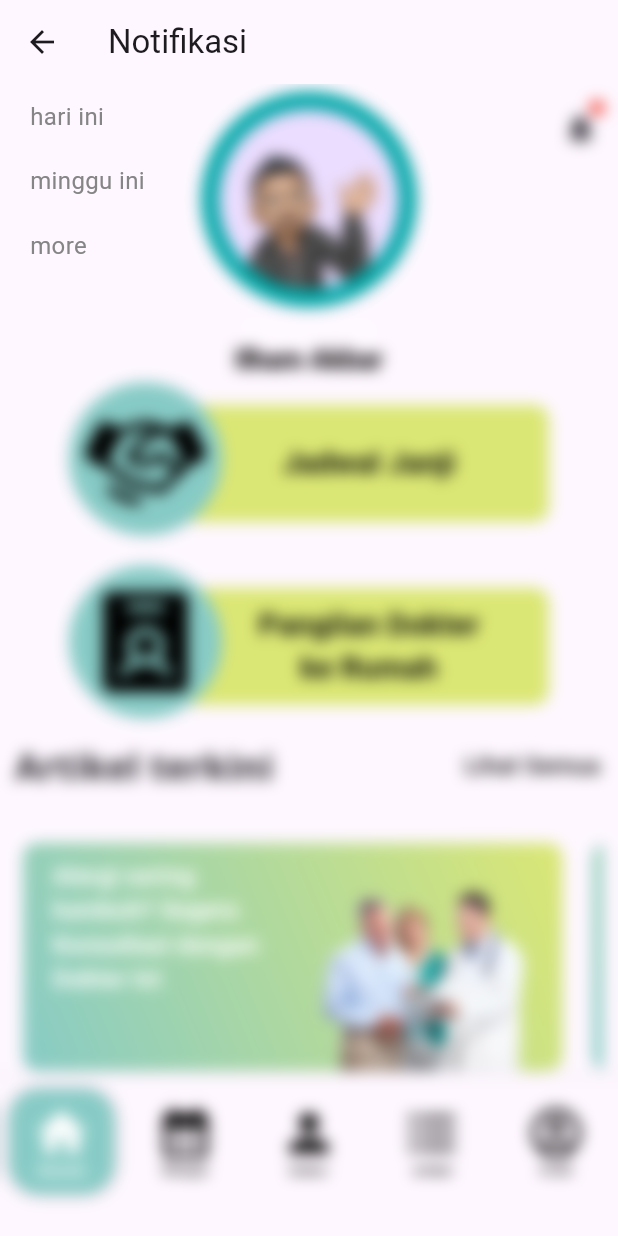
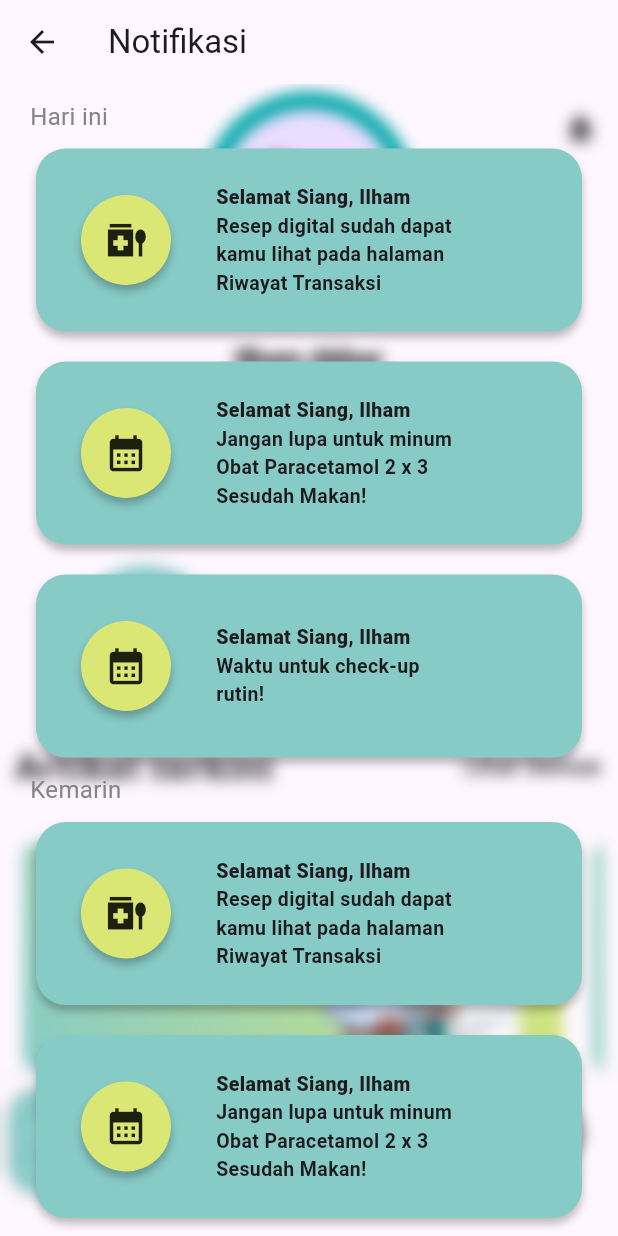
Before and after one commit to shinshARK/medifast, a Flutter app: the notifikasi_blur screen opened directly, on a phone screen of 412 x 824 dp. Run offline on Flutter 3.47's test engine with Material 3 defaults, Android fonts, the phone set to English and light mode, and no system bars; our stand-ins replace flutter_rating_bar, google_fonts.

Commit message:
fix : tanda notifikasi dan data notifikasi

```diff
--- /dev/null
+++ b/lib/models/notifikasi_model.dart
@@ -0,0 +1,41 @@
+import 'package:flutter/material.dart';
+
+class NotifikasiModel{
+  String keterangan;
+  String tanggal;
+  IconData icon;
+  bool status;
+  String selisih;
+
+
+  NotifikasiModel({
+    required this.keterangan,
+    required this.tanggal,
+    required this.icon,
+    required this.status,
+    required this.selisih
+  });
+
+
+  void updatewaktu(String newValue) {
+    selisih = newValue;
+  }
+}
+DateTime waktuSekarang = DateTime.now();
+DateTime kemarin = waktuSekarang.subtract(const Duration(days: 1));
+DateTime mingguIni = waktuSekarang.subtract(const Duration(days: 3));
+DateTime semingguLebih = waktuSekarang.subtract(const Duration(days: 8));
+
+var datanotifikasi = [
+  NotifikasiModel(keterangan: "Resep digital sudah dapat kamu lihat pada halaman\nRiwayat Transaksi", tanggal: waktuSekarang.toString(), icon: Icons.medication_liquid_outlined, status: false,selisih: ""),
+  NotifikasiModel(keterangan: "Jangan lupa untuk minum Obat Paracetamol 2 x 3\nSesudah Makan!", tanggal: waktuSekarang.subtract(const Duration(hours: 2)).toString(), icon: Icons.calendar_month, status: false,selisih: ""),
+  NotifikasiModel(keterangan: "Waktu untuk check-up rutin!", tanggal: waktuSekarang.subtract(const Duration(hours: 4)).toString(), icon: Icons.calendar_month, status: false,selisih: ""),
+  NotifikasiModel(keterangan: "Resep digital sudah dapat kamu lihat pada halaman\nRiwayat Transaksi", tanggal: kemarin.toString(), icon: Icons.medication_liquid_outlined, status: false,selisih: ""),
+  NotifikasiModel(keterangan: "Jangan lupa untuk minum Obat Paracetamol 2 x 3\nSesudah Makan!", tanggal: kemarin.subtract(const Duration(hours: 2)).toString(), icon: Icons.calendar_month, status: false,selisih: ""),
+  NotifikasiModel(keterangan: "Waktu untuk check-up rutin!", tanggal: kemarin.subtract(const Duration(hours: 4)).toString(), icon: Icons.calendar_month, status: false,selisih: ""),
+  NotifikasiModel(keterangan: "Resep digital sudah dapat kamu lihat pada halaman\nRiwayat Transaksi", tanggal: mingguIni.toString(), icon: Icons.medication_liquid_outlined, status: false,selisih: ""),
+  NotifikasiModel(keterangan: "Jangan lupa untuk minum Obat Paracetamol 2 x 3\nSesudah Makan!", tanggal: mingguIni.subtract(const Duration(days: 1)).toString(), icon: Icons.calendar_month, status: false,selisih: ""),
+  NotifikasiModel(keterangan: "Resep digital sudah dapat kamu lihat pada halaman\nRiwayat Transaksi", tanggal: semingguLebih.toString(), icon: Icons.medication_liquid_outlined, status: false,selisih: ""),
+  NotifikasiModel(keterangan: "Jangan lupa untuk minum Obat Paracetamol 2 x 3\nSesudah Makan!", tanggal: semingguLebih.subtract(const Duration(days: 1)).toString(), icon: Icons.calendar_month, status: false,selisih: ""),
+  NotifikasiModel(keterangan: "Waktu untuk check-up rutin!", tanggal: semingguLebih.subtract(const Duration(days: 2)).toString(), icon: Icons.calendar_month, status: false,selisih: ""),
+];
--- a/lib/screens/home_screen.dart
+++ b/lib/screens/home_screen.dart
@@ -3,6 +3,7 @@ import 'package:google_fonts/google_fonts.dart';
 import 'package:rumah_sakit/screens/notifikasi_blur.dart';
 import 'package:rumah_sakit/components/bottomNavigasiBar.dart';
 import 'package:rumah_sakit/components/highlight.dart';
+import 'package:rumah_sakit/models/notifikasi_model.dart';
 import 'dart:async';
 
 // ignore: must_be_immutable, camel_case_types
@@ -86,6 +87,7 @@ class _home_screenState extends State<home_screen> {
               const SizedBox(
                 height: 5,
               ),
+
               RichText(
                   textAlign: TextAlign.center,
                   text: TextSpan(
@@ -242,13 +244,15 @@ class _home_screenState extends State<home_screen> {
               children: [
                 IconButton(
                   onPressed: () {
-                    showDialog(
-                        context: context,
-                        builder: (context) => const notifikasi_blur());
+                    setState(() {
+                      showDialog(
+                          context: context,
+                          builder: (context) => const notifikasi_blur());
+                      });
                   },
                   icon: const Icon(Icons.notifications),
                 ),
-                Positioned(
+                cekstatus() ? Positioned(
                   right: 8,
                   top: 5,
                   child: Container(
@@ -259,7 +263,7 @@ class _home_screenState extends State<home_screen> {
                       shape: BoxShape.circle,
                     ),
                   ),
-                ),
+                ) : const SizedBox(),
               ],
             ),
           ),
@@ -267,4 +271,17 @@ class _home_screenState extends State<home_screen> {
       ],
     );
   }
+
+  bool cekstatus(){
+    int jumlah = 0;
+    for (var data in datanotifikasi) {
+      if (!data.status){
+        jumlah++;
+      }
+    }
+    if (jumlah > 0){
+      return true;
+    }
+    return false;
+  }
 }
--- a/lib/screens/notifikasi_blur.dart
+++ b/lib/screens/notifikasi_blur.dart
@@ -1,58 +1,10 @@
 import 'dart:ui';
 import 'package:flutter/material.dart';
 import 'package:rumah_sakit/screens/home_screen.dart';
-DateTime waktuSekarang = DateTime.now();
-String waktuSekarangString = waktuSekarang.toString();
+import 'package:rumah_sakit/models/notifikasi_model.dart';
+
 // ignore: non_constant_identifier_names
-var data_notifikasi = [
-  [
-    "1",
-    "Resep digital sudah dapat kamu lihat pada halaman\nRiwayat Transaksi",
-    "0",
-    waktuSekarangString,
-    ""
-  ],
-  [
-    "2",
-    "Jangan lupa untuk minum Obat Paracetamol 2 x 3\nSesudah Makan!",
-    "1",
-    "2024-03-08 20:00:00.857",
-    ""
-  ],
-  [
-    "3",
-    "Jangan lupa untuk minum Obat Paracetamol 2 x 3\nSesudah Makan!",
-    "1",
-    "2024-03-09 02:00:00.857",
-    ""
-  ],
-  [
-    "1",
-    "Resep digital sudah dapat kamu lihat pada halaman\nRiwayat Transaksi",
-    "0",
-    "2024-03-04 05:00:00.857",
-    ""
-  ],
-  [
-    "2",
-    "Jangan lupa untuk minum Obat Paracetamol 2 x 3\nSesudah Makan!",
-    "1",
-    "2024-03-04 02:00:00.857",
-    ""
-  ],
-  [
-    "3",
-    "Jangan lupa untuk minum Obat Paracetamol 2 x 3\nSesudah Makan!",
-    "1",
-    "2024-03-04 02:00:00.857",
-    ""
-  ]
-];
-// ignore: non_constant_identifier_names
-var icon_notification = [
-  Icons.medication_liquid_outlined,
-  Icons.calendar_month
-];
+
 
 
 // ignore: camel_case_types
@@ -68,14 +20,34 @@ class notifikasi_blur extends StatefulWidget {
 class _notifikasi_blurState extends State<notifikasi_blur> {
 
 
+  List<NotifikasiModel> hariIni = datanotifikasi.where((notif) {
+    DateTime tanggalNotif = DateTime.parse(notif.tanggal);
+    notif.status = true;
+    return tanggalNotif.day == DateTime.now().day;
+  }).toList();
+
+  List<NotifikasiModel> kemarin = datanotifikasi.where((notif) {
+    DateTime tanggalNotif = DateTime.parse(notif.tanggal);
+    return tanggalNotif.day == DateTime.now().subtract(const Duration(days: 1)).day;
+  }).toList();
+
+  List<NotifikasiModel> mingguIni = datanotifikasi.where((notif) {
+    DateTime tanggalNotif = DateTime.parse(notif.tanggal);
+    return tanggalNotif.isAfter(DateTime.now().subtract(const Duration(days: 7)));
+  }).toList();
+
+  List<NotifikasiModel> lebihDariSeminggu = datanotifikasi.where((notif) {
+    DateTime tanggalNotif = DateTime.parse(notif.tanggal);
+    return tanggalNotif.isBefore(DateTime.now().subtract(const Duration(days: 7)));
+  }).toList();
+
 
   // ignore: non_constant_identifier_names
-String cek_estimasi_waktu(String tanggalWaktuString) {
-
-
-
-  if (cek_hari(tanggalWaktuString) == 0) {
-    DateTime tanggalWaktu = DateTime.parse(tanggalWaktuString);
+void cek_estimasi_waktu(List<NotifikasiModel> data) {
+  DateTime waktuSekarang = DateTime.now();
+  for (var temp in data) {
+    if (cek_hari(temp.tanggal) == 0) {
+      DateTime tanggalWaktu = DateTime.parse(temp.tanggal);
       int jam2 = tanggalWaktu.hour;
       int menit2 = tanggalWaktu.minute;
       int detik2 = tanggalWaktu.second;
@@ -84,22 +56,24 @@ String cek_estimasi_waktu(String tanggalWaktuString) {
       int detik1 = waktuSekarang.second;
 
       if (jam1 - jam2 != 0) {
-      return "${jam1 - jam2}h";
+        temp.updatewaktu("${jam1 - jam2}h") ;
       } else if (menit1 - menit2 != 0) {
-      return "${menit1 - menit2}m";
+        temp.updatewaktu("${menit1 - menit2}m") ;
       } else {
-      return "${detik1 - detik2}d";
+        temp.updatewaktu( "${detik1 - detik2}d");
       }
     }
 
-  return "";
   }
+
+}
+
 
 // ignore: non_constant_identifier_names
 int cek_data(int range){
   int cek = 0;
-  for(int i = 0;i < data_notifikasi.length;i++){
-    if(cek_hari(data_notifikasi[i][3]) == range){
+  for(int i = 0;i < datanotifikasi.length;i++){
+    if(cek_hari(datanotifikasi[i].tanggal) == range){
       cek++;
     }
   }
@@ -109,8 +83,8 @@ int cek_data(int range){
 // ignore: non_constant_identifier_names
 List<int> posisi_data(int range){
   List<int> data = [];
-  for(int i = 0;i < data_notifikasi.length;i++){
-    if(cek_hari(data_notifikasi[i][3]) == range){
+  for(int i = 0;i < datanotifikasi.length;i++){
+    if(cek_hari(datanotifikasi[i].tanggal) == range){
       data.add(i);
     }
   }
@@ -139,53 +113,53 @@ List<int> posisi_data(int range){
                 const SizedBox(
                   height: 10,
                 ),
-                cek_data(0) > 0 ? Column(
+                hariIni.isNotEmpty ? Column(
 
-                  children:  List.generate(posisi_data(0).length,(index) {
+                  children:  List.generate(hariIni.length,(index) {
 
-                    return _katagori(posisi_data(0)[index], "hari ini", 0,index);
+                    return _katagori(hariIni, "Hari ini", 0,index);
                   }),
                 ) : const SizedBox(
                   height: 0.01,
                 ),
-                cek_data(0) > 0 ? const SizedBox(
+                hariIni.isNotEmpty ? const SizedBox(
                   height: 10,
                 ) : const SizedBox(
                   height: 0.01,
                 ),
-                cek_data(1) > 0 ? Column(
+                kemarin.isNotEmpty ? Column(
 
-                  children:  List.generate(posisi_data(1).length,(index) {
+                  children:  List.generate(kemarin.length,(index) {
 
-                    return _katagori(posisi_data(1)[index], "Kemarin", 1,index);
+                    return _katagori(kemarin, "Kemarin", 1,index);
                   }),
                 ) : const SizedBox(
                   height: 0.01,
                 ),
-                cek_data(1) > 0 ? const SizedBox(
+                kemarin.isNotEmpty ? const SizedBox(
                   height: 10,
                 ) : const SizedBox(
                   height: 0.01,
                 ),
-                cek_data(2) > 0 ? Column(
+                mingguIni.isNotEmpty ? Column(
 
-                  children:  List.generate(posisi_data(2).length,(index) {
+                  children:  List.generate(mingguIni.length,(index) {
 
-                    return _katagori(posisi_data(2)[index], "minggu ini", 2,index);
+                    return _katagori(mingguIni, "Minggu ini", 2,index);
                   }),
                 ) : const SizedBox(
                   height: 0.01,
                 ),
-                cek_data(2) > 0 ? const SizedBox(
+                mingguIni.isNotEmpty ? const SizedBox(
                   height: 10,
                 ) : const SizedBox(
                   height: 0.01,
                 ),
-                cek_data(3) > 0 ? Column(
+                lebihDariSeminggu.isNotEmpty ? Column(
 
-                  children:  List.generate(posisi_data(3).length,(index) {
+                  children:  List.generate(lebihDariSeminggu.length,(index) {
 
-                    return _katagori(posisi_data(3)[index], "more", 3,index);
+                    return _katagori(lebihDariSeminggu, "More", 3,index);
                   }),
                 ) : const SizedBox(
                   height: 0.01,
@@ -199,8 +173,8 @@ List<int> posisi_data(int range){
     );
   }
   // ignore: prefer_final_fields
-  List<bool> _tampilkanContainer = [false, false, false, false, false];
-  Column _katagori(int index, String judulKatagori, int cek,int posisi) {
+  List<bool> _tampilkanContainer = [true, true, false, false, false];
+  Column _katagori(List<NotifikasiModel> data, String judulKatagori, int cek,int posisi) {
     return Column(
       children: [
         Container(
@@ -213,6 +187,10 @@ List<int> posisi_data(int range){
                 onTap: () {
                   setState(() {
                     _tampilkanContainer[cek] = !_tampilkanContainer[cek];
+                    if(cek == 0){
+
+                      cek_estimasi_waktu(data);
+                    }
                   });
                 },
                 child: Text(
@@ -221,13 +199,13 @@ List<int> posisi_data(int range){
                         color: Color.fromARGB(255, 133, 133, 133), fontSize: 16),
                   ),
               )
-              : cek_hari(data_notifikasi[index][3]) == cek && _tampilkanContainer[cek]
+              : cek_hari(data[posisi].tanggal) == cek && _tampilkanContainer[cek]
                   ? const SizedBox(
                       height: 20,
                     )
                   : null,
         ),
-        cek_hari(data_notifikasi[index][3]) == cek
+        cek_hari(data[posisi].tanggal) == cek
             ? _tampilkanContainer[cek] ? Stack(
                 children: [
                   Container(
@@ -268,9 +246,8 @@ List<int> posisi_data(int range){
                                 mainAxisAlignment: MainAxisAlignment.center,
                                 children: [
                                   Icon(
-                                    icon_notification[int.tryParse(
-                                            data_notifikasi[index][2]) ??
-                                        0],
+                                            data[posisi].icon
+                                        ,
                                     size: 29,
                                   )
                                 ],
@@ -296,7 +273,7 @@ List<int> posisi_data(int range){
                                 margin:
                                     const EdgeInsets.only(left: 30, right: 40),
                                 child: Text(
-                                  data_notifikasi[index][1],
+                                  data[posisi].keterangan,
                                   style: const TextStyle(
                                       fontSize: 13,
                                       fontWeight: FontWeight.w600),
@@ -309,7 +286,7 @@ List<int> posisi_data(int range){
                   Container(
                     margin: const EdgeInsets.only(left: 303, top: 20),
                     child: Text(
-                      cek_estimasi_waktu(data_notifikasi[index][3]),
+                      data[posisi].selisih,
                       style: const TextStyle(
                           color: Color.fromARGB(255, 133, 133, 133),
                           fontSize: 13),
@@ -327,6 +304,7 @@ List<int> posisi_data(int range){
 
 // ignore: non_constant_identifier_names
 String cek_waktu() {
+  DateTime waktuSekarang = DateTime.now();
   int jam = waktuSekarang.hour;
   if (jam >= 4 && jam < 10) {
     return "Pagi";
```
Lines whose indentation alone changed are shown as unchanged.
